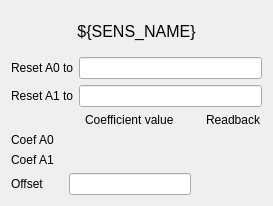
Before: the Qt Designer form bcmApp/ui/facet2/bcm_equation_params.ui in slaclab/BunchChargeMonitor, drawn with Qt 5.
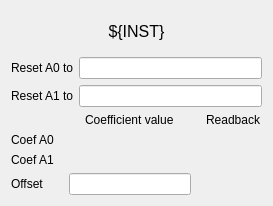
After: the same form once the commit is applied. Custom widgets are drawn as their Qt base class.

Commit message: Changed macro from SENS_NAME to INST in screen

```diff
--- a/bcmApp/ui/facet2/bcm_equation_params.ui
+++ b/bcmApp/ui/facet2/bcm_equation_params.ui
@@ -25,7 +25,7 @@
       <enum>Qt::LeftToRight</enum>
      </property>
      <property name="text">
-      <string>${SENS_NAME}</string>
+      <string>${INST}</string>
      </property>
      <property name="alignment">
       <set>Qt::AlignCenter</set>
```
Left out of the diff: 22 changed lines with no effect on the pictures.
